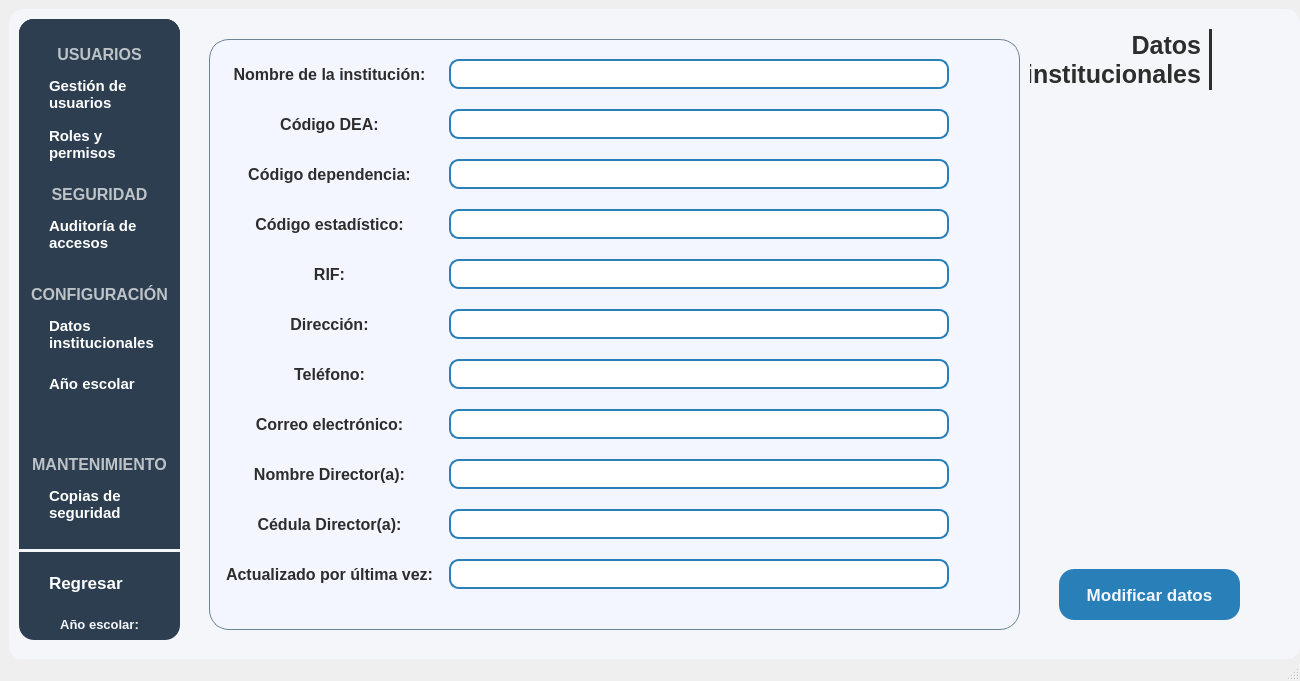
Proyecto-Uptjaa/Proyecto_SIRA, file resources/ui/main.ui: the form before one commit.
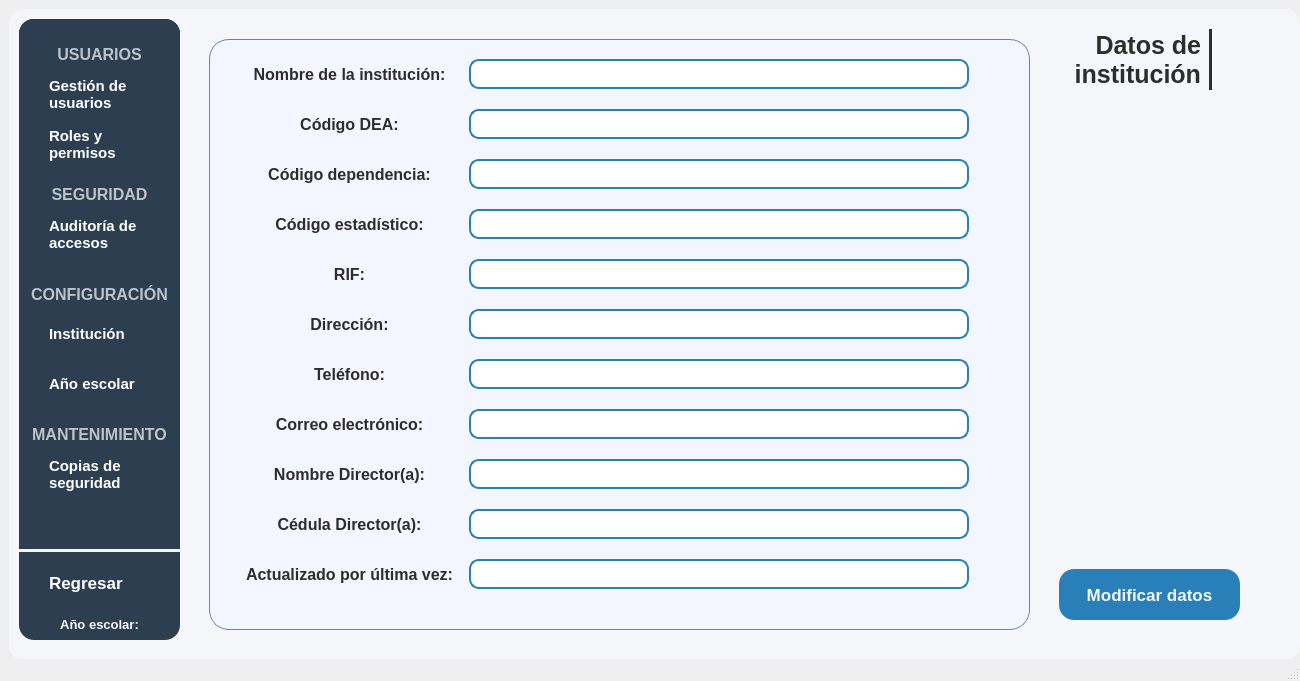
The form after the commit. The open tabs and pages were chosen to show the change. Icons and pictures are not drawn. Custom widgets are drawn as their Qt base class.

The edit to the form file:
```diff
--- a/resources/ui/main.ui
+++ b/resources/ui/main.ui
@@ -1564,8 +1564,7 @@
 }</string>
         </property>
         <property name="text">
-         <string>Datos
-institucionales</string>
+         <string>Institución</string>
         </property>
         <property name="icon">
          <iconset resource="../icons/resources_ui.qrc">
@@ -1595,7 +1594,7 @@
         <property name="geometry">
          <rect>
           <x>0</x>
-          <y>430</y>
+          <y>400</y>
           <width>161</width>
           <height>31</height>
          </rect>
@@ -1621,7 +1620,7 @@
         <property name="geometry">
          <rect>
           <x>10</x>
-          <y>460</y>
+          <y>430</y>
           <width>171</width>
           <height>50</height>
          </rect>
@@ -4663,9 +4662,9 @@
       <widget class="QLabel" name="lblTitulo_logo_emple_5">
        <property name="geometry">
         <rect>
-         <x>851</x>
+         <x>881</x>
          <y>0</y>
-         <width>171</width>
+         <width>141</width>
          <height>81</height>
         </rect>
        </property>
@@ -4686,7 +4685,7 @@
         <enum>QFrame::Shadow::Plain</enum>
        </property>
        <property name="text">
-        <string>Datos institucionales</string>
+        <string>Datos de institución</string>
        </property>
        <property name="scaledContents">
         <bool>false</bool>
@@ -4737,7 +4736,7 @@
         <rect>
          <x>30</x>
          <y>20</y>
-         <width>811</width>
+         <width>821</width>
          <height>591</height>
         </rect>
        </property>
@@ -4769,7 +4768,7 @@
        <widget class="QLineEdit" name="lneUltimaActualizacion_admin">
         <property name="geometry">
          <rect>
-          <x>240</x>
+          <x>260</x>
           <y>520</y>
           <width>500</width>
           <height>30</height>
@@ -4823,7 +4822,7 @@
        <widget class="QLineEdit" name="lneTlfInstitucion_admin">
         <property name="geometry">
          <rect>
-          <x>240</x>
+          <x>260</x>
           <y>320</y>
           <width>500</width>
           <height>30</height>
@@ -4874,7 +4873,7 @@
        <widget class="QLineEdit" name="lneDirInstitucion_admin">
         <property name="geometry">
          <rect>
-          <x>240</x>
+          <x>260</x>
           <y>270</y>
           <width>500</width>
           <height>30</height>
@@ -4925,7 +4924,7 @@
        <widget class="QLabel" name="lblStudent_apellido_3">
         <property name="geometry">
          <rect>
-          <x>0</x>
+          <x>20</x>
           <y>270</y>
           <width>241</width>
           <height>30</height>
@@ -4965,7 +4964,7 @@
        <widget class="QLabel" name="lblStudent_apellido_5">
         <property name="geometry">
          <rect>
-          <x>0</x>
+          <x>20</x>
           <y>370</y>
           <width>241</width>
           <height>30</height>
@@ -5005,7 +5004,7 @@
        <widget class="QLabel" name="lblStudent_apellido">
         <property name="geometry">
          <rect>
-          <x>0</x>
+          <x>20</x>
           <y>20</y>
           <width>241</width>
           <height>30</height>
@@ -5045,7 +5044,7 @@
        <widget class="QLabel" name="lblStudent_apellido_7">
         <property name="geometry">
          <rect>
-          <x>0</x>
+          <x>20</x>
           <y>520</y>
           <width>241</width>
           <height>30</height>
@@ -5085,7 +5084,7 @@
        <widget class="QLineEdit" name="lneNombreInstitucion_admin">
         <property name="geometry">
          <rect>
-          <x>240</x>
+          <x>260</x>
           <y>20</y>
           <width>500</width>
           <height>30</height>
@@ -5136,7 +5135,7 @@
        <widget class="QLabel" name="lblStudent_apellido_2">
         <property name="geometry">
          <rect>
-          <x>0</x>
+          <x>20</x>
           <y>70</y>
           <width>241</width>
           <height>30</height>
@@ -5176,7 +5175,7 @@
        <widget class="QLabel" name="lblStudent_apellido_4">
         <property name="geometry">
          <rect>
-          <x>0</x>
+          <x>20</x>
           <y>320</y>
           <width>241</width>
           <height>30</height>
@@ -5216,7 +5215,7 @@
        <widget class="QLineEdit" name="lneCodigoDEA_admin">
         <property name="geometry">
          <rect>
-          <x>240</x>
+          <x>260</x>
           <y>70</y>
           <width>500</width>
           <height>30</height>
@@ -5267,7 +5266,7 @@
        <widget class="QLineEdit" name="lneCorreoInstitucion_admin">
         <property name="geometry">
          <rect>
-          <x>240</x>
+          <x>260</x>
           <y>370</y>
           <width>500</width>
           <height>30</height>
@@ -5318,7 +5317,7 @@
        <widget class="QLabel" name="lblStudent_apellido_6">
         <property name="geometry">
          <rect>
-          <x>0</x>
+          <x>20</x>
           <y>420</y>
           <width>241</width>
           <height>30</height>
@@ -5358,7 +5357,7 @@
        <widget class="QLineEdit" name="lneDirector_institucion">
         <property name="geometry">
          <rect>
-          <x>240</x>
+          <x>260</x>
           <y>420</y>
           <width>500</width>
           <height>30</height>
@@ -5409,7 +5408,7 @@
        <widget class="QLabel" name="lblStudent_apellido_8">
         <property name="geometry">
          <rect>
-          <x>0</x>
+          <x>20</x>
           <y>470</y>
           <width>241</width>
           <height>30</height>
@@ -5449,7 +5448,7 @@
        <widget class="QLineEdit" name="lneCedula_director_institucion">
         <property name="geometry">
          <rect>
-          <x>240</x>
+          <x>260</x>
           <y>470</y>
           <width>500</width>
           <height>30</height>
@@ -5500,7 +5499,7 @@
        <widget class="QLabel" name="lblStudent_apellido_9">
         <property name="geometry">
          <rect>
-          <x>0</x>
+          <x>20</x>
           <y>120</y>
           <width>241</width>
           <height>30</height>
@@ -5540,7 +5539,7 @@
        <widget class="QLineEdit" name="lneCodigoDEP_admin">
         <property name="geometry">
          <rect>
-          <x>240</x>
+          <x>260</x>
           <y>120</y>
           <width>500</width>
           <height>30</height>
@@ -5591,7 +5590,7 @@
        <widget class="QLineEdit" name="lneCodigoEST_admin">
         <property name="geometry">
          <rect>
-          <x>240</x>
+          <x>260</x>
           <y>170</y>
           <width>500</width>
           <height>30</height>
@@ -5642,7 +5641,7 @@
        <widget class="QLabel" name="lblStudent_apellido_10">
         <property name="geometry">
          <rect>
-          <x>0</x>
+          <x>20</x>
           <y>170</y>
           <width>241</width>
           <height>30</height>
@@ -5682,7 +5681,7 @@
        <widget class="QLabel" name="lblStudent_apellido_11">
         <property name="geometry">
          <rect>
-          <x>0</x>
+          <x>20</x>
           <y>220</y>
           <width>241</width>
           <height>30</height>
@@ -5722,7 +5721,7 @@
        <widget class="QLineEdit" name="lneRIF_admin">
         <property name="geometry">
          <rect>
-          <x>240</x>
+          <x>260</x>
           <y>220</y>
           <width>500</width>
           <height>30</height>
```
Left out of the diff: 40 changed lines with no effect on the pictures.
